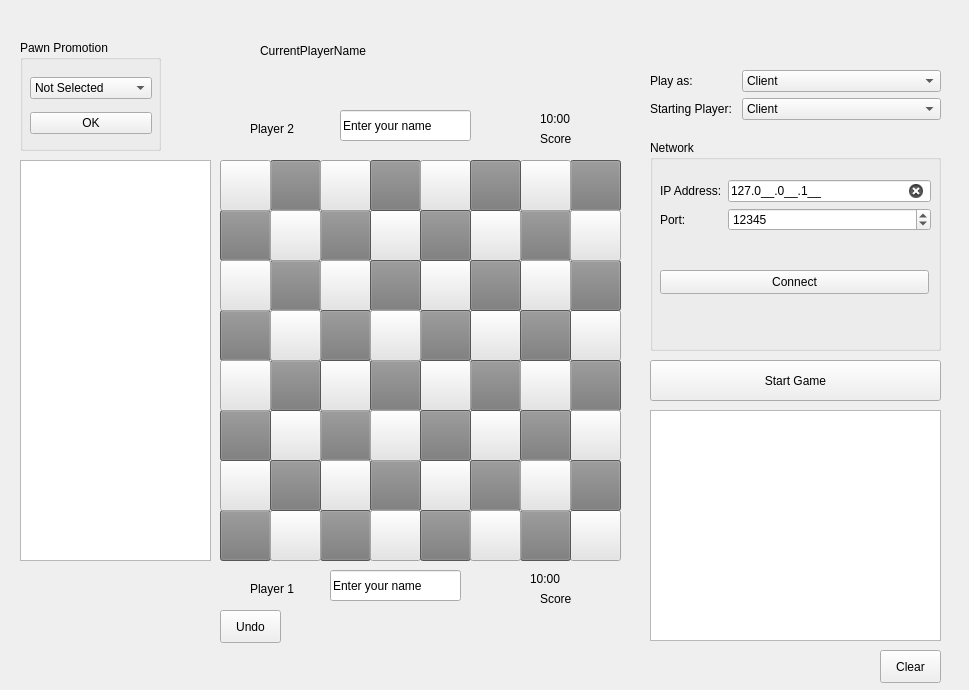
The window that schach/schachgui.ui (Charly-62/QtChessApp) describes before a commit, drawn with Qt 5.
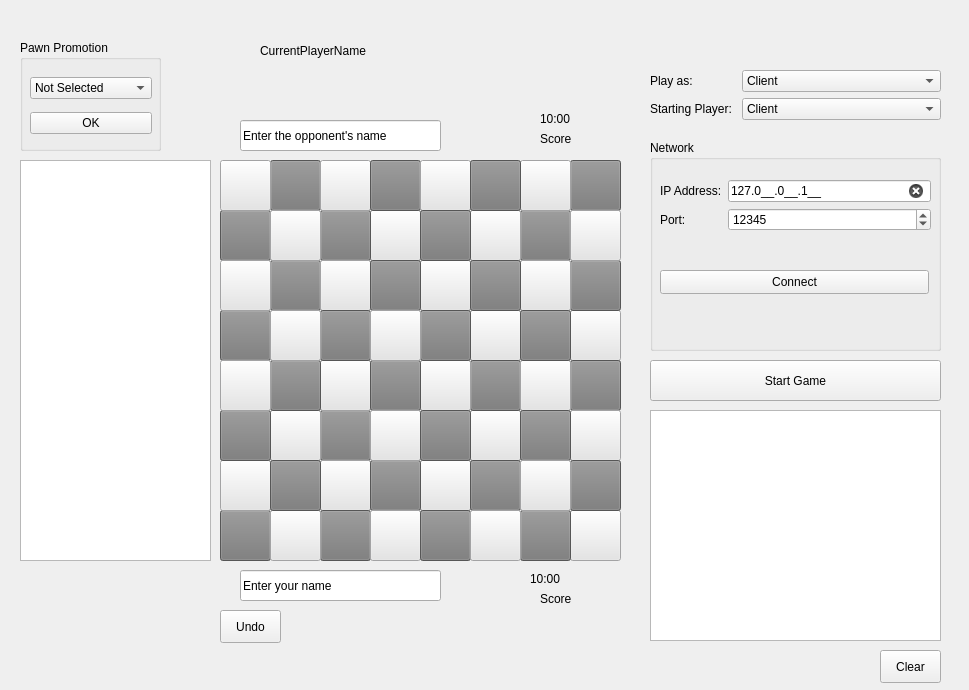
The same window after the commit.

Commit message: small changes in player name

The edit to the form file:
```diff
--- a/schach/schachgui.ui
+++ b/schach/schachgui.ui
@@ -1251,9 +1251,9 @@
   <widget class="QLineEdit" name="leName1">
    <property name="geometry">
     <rect>
-     <x>330</x>
+     <x>240</x>
      <y>570</y>
-     <width>131</width>
+     <width>201</width>
      <height>31</height>
     </rect>
    </property>
@@ -1261,43 +1261,17 @@
     <string>Enter your name</string>
    </property>
   </widget>
-  <widget class="QLabel" name="lblName1">
-   <property name="geometry">
-    <rect>
-     <x>250</x>
-     <y>580</y>
-     <width>64</width>
-     <height>17</height>
-    </rect>
-   </property>
-   <property name="text">
-    <string>Player 1</string>
-   </property>
-  </widget>
   <widget class="QLineEdit" name="leName2">
    <property name="geometry">
     <rect>
-     <x>340</x>
-     <y>110</y>
-     <width>131</width>
-     <height>31</height>
-    </rect>
-   </property>
-   <property name="text">
-    <string>Enter your name</string>
-   </property>
-  </widget>
-  <widget class="QLabel" name="lblName2">
-   <property name="geometry">
-    <rect>
-     <x>250</x>
+     <x>240</x>
      <y>120</y>
-     <width>64</width>
-     <height>17</height>
+     <width>201</width>
+     <height>31</height>
     </rect>
    </property>
    <property name="text">
-    <string>Player 2</string>
+    <string>Enter the opponent's name</string>
    </property>
   </widget>
   <widget class="QLabel" name="lblCurrentPlayerName">
```
The commit also changes 1 other file.
